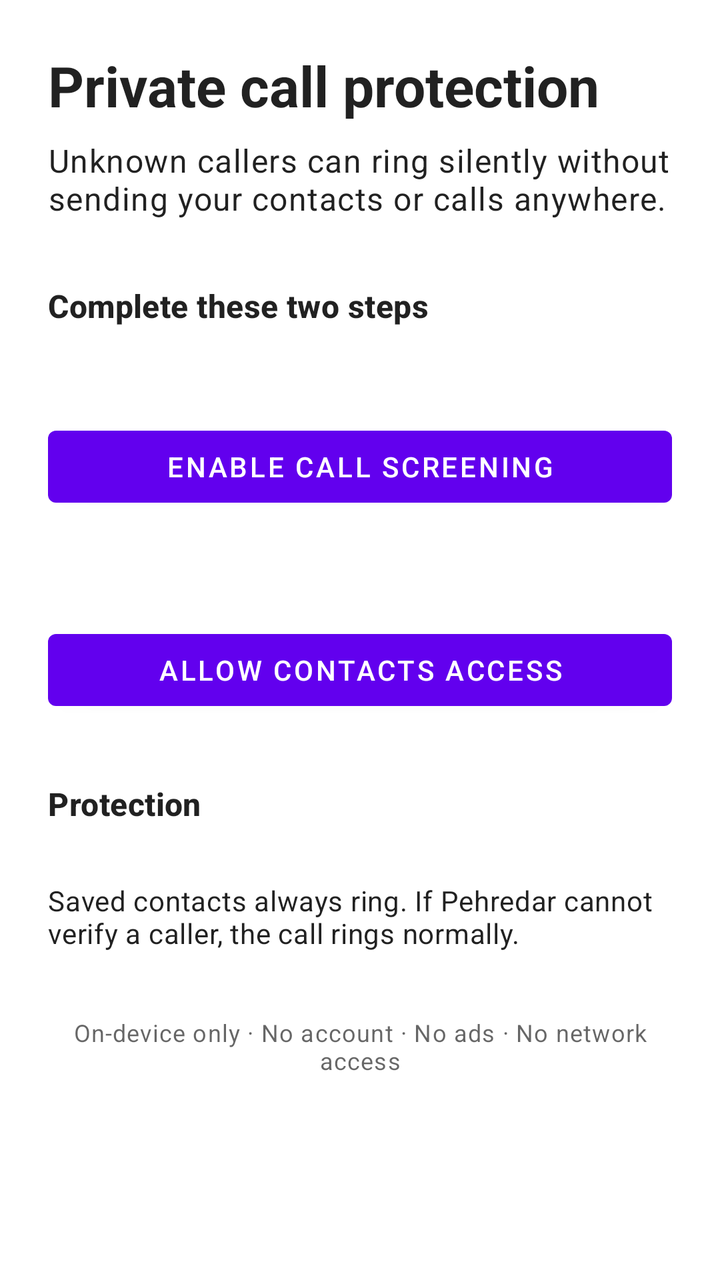
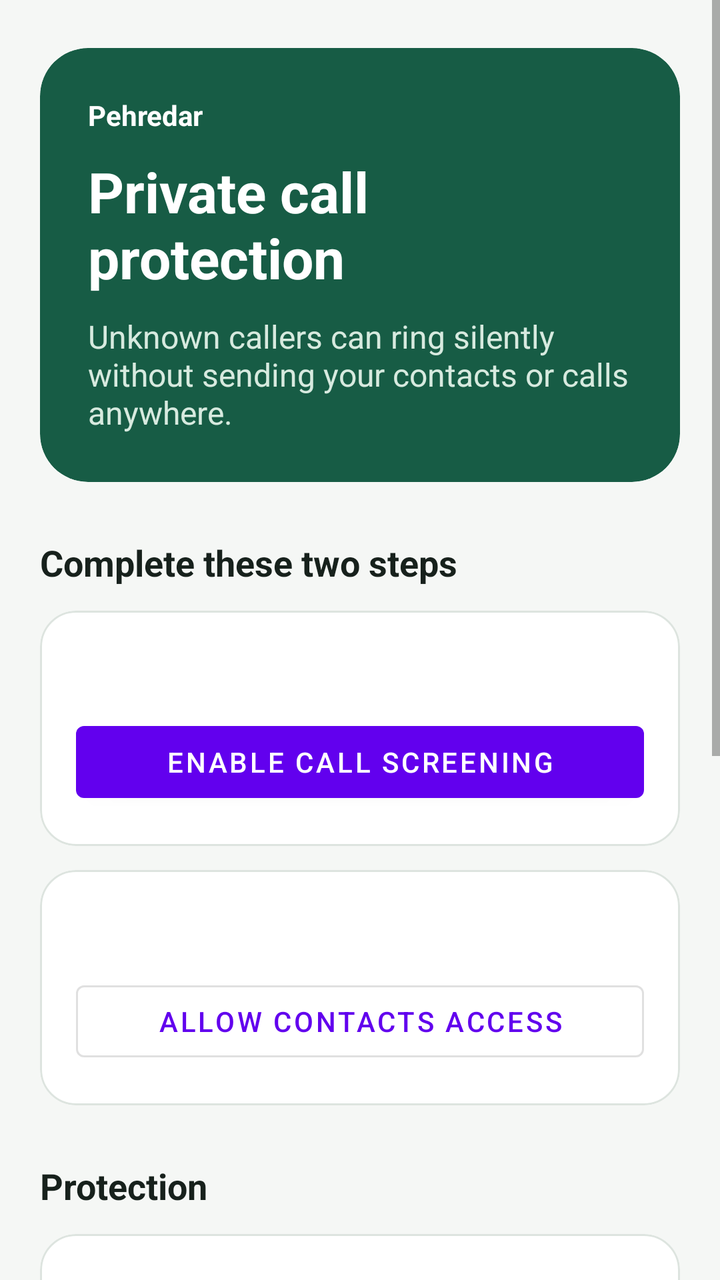

An Android layout rendered at two revisions. The XML below is the earlier revision; the diff shows what the commit changed to produce the second picture.
<!-- AndroidManifest.xml: application theme Theme.Pehredar -->
<!-- res/layout/activity_main.xml -->
<?xml version="1.0" encoding="utf-8"?>
<ScrollView xmlns:android="http://schemas.android.com/apk/res/android"
    android:layout_width="match_parent"
    android:layout_height="match_parent"
    android:fillViewport="true">

<LinearLayout
    android:layout_width="match_parent"
    android:layout_height="wrap_content"
    android:orientation="vertical"
    android:padding="24dp">

    <TextView
        android:layout_width="wrap_content"
        android:layout_height="wrap_content"
        android:text="@string/screen_title"
        android:textAppearance="@style/TextAppearance.Material3.HeadlineMedium"
        android:textStyle="bold" />

    <TextView
        android:layout_width="match_parent"
        android:layout_height="wrap_content"
        android:layout_marginTop="8dp"
        android:layout_marginBottom="32dp"
        android:text="@string/screen_subtitle"
        android:textAppearance="@style/TextAppearance.Material3.BodyLarge" />

    <TextView
        android:layout_width="wrap_content"
        android:layout_height="wrap_content"
        android:layout_marginBottom="16dp"
        android:text="@string/setup_title"
        android:textAppearance="@style/TextAppearance.Material3.TitleMedium"
        android:textStyle="bold" />

    <TextView
        android:id="@+id/statusText"
        android:layout_width="match_parent"
        android:layout_height="wrap_content"
        android:textSize="16sp"
        android:layout_marginBottom="8dp" />

    <com.google.android.material.button.MaterialButton
        android:id="@+id/enableButton"
        android:layout_width="match_parent"
        android:layout_height="wrap_content"
        android:layout_marginBottom="24dp"
        android:text="@string/enable_button" />

    <TextView
        android:id="@+id/contactsStatusText"
        android:layout_width="match_parent"
        android:layout_height="wrap_content"
        android:textSize="16sp"
        android:layout_marginBottom="8dp" />

    <com.google.android.material.button.MaterialButton
        android:id="@+id/contactsButton"
        android:layout_width="match_parent"
        android:layout_height="wrap_content"
        android:layout_marginBottom="24dp"
        android:text="@string/contacts_button" />

    <TextView
        android:layout_width="wrap_content"
        android:layout_height="wrap_content"
        android:layout_marginTop="8dp"
        android:layout_marginBottom="12dp"
        android:text="@string/protection_title"
        android:textAppearance="@style/TextAppearance.Material3.TitleMedium"
        android:textStyle="bold" />

    <com.google.android.material.materialswitch.MaterialSwitch
        android:id="@+id/silenceSwitch"
        android:layout_width="match_parent"
        android:layout_height="wrap_content"
        android:text="@string/silence_unknown_switch" />

    <TextView
        android:layout_width="match_parent"
        android:layout_height="wrap_content"
        android:layout_marginTop="16dp"
        android:text="@string/safety_note"
        android:textAppearance="@style/TextAppearance.Material3.BodyMedium" />

    <TextView
        android:layout_width="match_parent"
        android:layout_height="wrap_content"
        android:layout_marginTop="32dp"
        android:gravity="center"
        android:text="@string/privacy_note"
        android:textAppearance="@style/TextAppearance.Material3.BodySmall" />

</LinearLayout>
</ScrollView>
<!-- resources referenced by this layout -->
<resources>
  <string name="contacts_button">Allow contacts access</string>
  <string name="enable_button">Enable call screening</string>
  <string name="privacy_note" translatable="false">On-device only · No account · No ads · No network access</string>
  <string name="protection_title" translatable="false">Protection</string>
  <string name="safety_note" translatable="false">Saved contacts always ring. If Pehredar cannot verify a caller, the call rings normally.</string>
  <string name="screen_subtitle" translatable="false">Unknown callers can ring silently without sending your contacts or calls anywhere.</string>
  <string name="screen_title" translatable="false">Private call protection</string>
  <string name="setup_title" translatable="false">Complete these two steps</string>
  <string name="silence_unknown_switch">Silently ring calls not in my contacts</string>
  <style name="Theme.Pehredar" parent="Theme.MaterialComponents.DayNight.NoActionBar" />
</resources>

<!-- the commit's change to res/layout/activity_main.xml (unified diff, before → after) -->
@@ -1,95 +1,231 @@
 <?xml version="1.0" encoding="utf-8"?>
 <ScrollView xmlns:android="http://schemas.android.com/apk/res/android"
+    xmlns:app="http://schemas.android.com/apk/res-auto"
     android:layout_width="match_parent"
     android:layout_height="match_parent"
+    android:background="@color/surface_background"
     android:fillViewport="true">
 
-<LinearLayout
-    android:layout_width="match_parent"
-    android:layout_height="wrap_content"
-    android:orientation="vertical"
-    android:padding="24dp">
-
-    <TextView
-        android:layout_width="wrap_content"
-        android:layout_height="wrap_content"
-        android:text="@string/screen_title"
-        android:textAppearance="@style/TextAppearance.Material3.HeadlineMedium"
-        android:textStyle="bold" />
-
-    <TextView
+    <LinearLayout
         android:layout_width="match_parent"
         android:layout_height="wrap_content"
-        android:layout_marginTop="8dp"
-        android:layout_marginBottom="32dp"
-        android:text="@string/screen_subtitle"
-        android:textAppearance="@style/TextAppearance.Material3.BodyLarge" />
-
-    <TextView
-        android:layout_width="wrap_content"
-        android:layout_height="wrap_content"
-        android:layout_marginBottom="16dp"
-        android:text="@string/setup_title"
-        android:textAppearance="@style/TextAppearance.Material3.TitleMedium"
-        android:textStyle="bold" />
-
-    <TextView
-        android:id="@+id/statusText"
-        android:layout_width="match_parent"
-        android:layout_height="wrap_content"
-        android:textSize="16sp"
-        android:layout_marginBottom="8dp" />
-
-    <com.google.android.material.button.MaterialButton
-        android:id="@+id/enableButton"
-        android:layout_width="match_parent"
-        android:layout_height="wrap_content"
-        android:layout_marginBottom="24dp"
-        android:text="@string/enable_button" />
-
-    <TextView
-        android:id="@+id/contactsStatusText"
-        android:layout_width="match_parent"
-        android:layout_height="wrap_content"
-        android:textSize="16sp"
-        android:layout_marginBottom="8dp" />
-
-    <com.google.android.material.button.MaterialButton
-        android:id="@+id/contactsButton"
-        android:layout_width="match_parent"
-        android:layout_height="wrap_content"
-        android:layout_marginBottom="24dp"
-        android:text="@string/contacts_button" />
-
-    <TextView
-        android:layout_width="wrap_content"
-        android:layout_height="wrap_content"
-        android:layout_marginTop="8dp"
-        android:layout_marginBottom="12dp"
-        android:text="@string/protection_title"
-        android:textAppearance="@style/TextAppearance.Material3.TitleMedium"
-        android:textStyle="bold" />
-
-    <com.google.android.material.materialswitch.MaterialSwitch
-        android:id="@+id/silenceSwitch"
-        android:layout_width="match_parent"
-        android:layout_height="wrap_content"
-        android:text="@string/silence_unknown_switch" />
-
-    <TextView
-        android:layout_width="match_parent"
-        android:layout_height="wrap_content"
-        android:layout_marginTop="16dp"
-        android:text="@string/safety_note"
-        android:textAppearance="@style/TextAppearance.Material3.BodyMedium" />
-
-    <TextView
-        android:layout_width="match_parent"
-        android:layout_height="wrap_content"
-        android:layout_marginTop="32dp"
-        android:gravity="center"
-        android:text="@string/privacy_note"
-        android:textAppearance="@style/TextAppearance.Material3.BodySmall" />
-
-</LinearLayout>
+        android:orientation="vertical"
+        android:paddingStart="20dp"
+        android:paddingTop="24dp"
+        android:paddingEnd="20dp"
+        android:paddingBottom="32dp">
+
+        <com.google.android.material.card.MaterialCardView
+            android:layout_width="match_parent"
+            android:layout_height="wrap_content"
+            app:cardBackgroundColor="@color/brand_green"
+            app:cardCornerRadius="24dp"
+            app:cardElevation="0dp">
+
+            <LinearLayout
+                android:layout_width="match_parent"
+                android:layout_height="wrap_content"
+                android:orientation="vertical"
+                android:padding="24dp">
+
+                <TextView
+                    android:layout_width="wrap_content"
+                    android:layout_height="wrap_content"
+                    android:text="@string/app_name"
+                    android:textColor="@android:color/white"
+                    android:textSize="14sp"
+                    android:textStyle="bold" />
+
+                <TextView
+                    android:layout_width="match_parent"
+                    android:layout_height="wrap_content"
+                    android:layout_marginTop="10dp"
+                    android:text="@string/screen_title"
+                    android:textColor="@android:color/white"
+                    android:textSize="28sp"
+                    android:textStyle="bold" />
+
+                <TextView
+                    android:layout_width="match_parent"
+                    android:layout_height="wrap_content"
+                    android:layout_marginTop="10dp"
+                    android:text="@string/screen_subtitle"
+                    android:textColor="@color/header_secondary"
+                    android:textSize="16sp" />
+            </LinearLayout>
+        </com.google.android.material.card.MaterialCardView>
+
+        <TextView
+            android:layout_width="wrap_content"
+            android:layout_height="wrap_content"
+            android:layout_marginTop="28dp"
+            android:layout_marginBottom="12dp"
+            android:text="@string/setup_title"
+            android:textColor="@color/text_primary"
+            android:textSize="18sp"
+            android:textStyle="bold" />
+
+        <com.google.android.material.card.MaterialCardView
+            android:layout_width="match_parent"
+            android:layout_height="wrap_content"
+            app:cardCornerRadius="18dp"
+            app:cardElevation="0dp"
+            app:strokeColor="@color/card_stroke"
+            app:strokeWidth="1dp">
+
+            <LinearLayout
+                android:layout_width="match_parent"
+                android:layout_height="wrap_content"
+                android:orientation="vertical"
+                android:padding="18dp">
+
+                <TextView
+                    android:id="@+id/statusText"
+                    android:layout_width="match_parent"
+                    android:layout_height="wrap_content"
+                    android:textSize="16sp"
+                    android:textStyle="bold" />
+
+                <com.google.android.material.button.MaterialButton
+                    android:id="@+id/enableButton"
+                    android:layout_width="match_parent"
+                    android:layout_height="wrap_content"
+                    android:layout_marginTop="12dp"
+                    android:text="@string/enable_button" />
+            </LinearLayout>
+        </com.google.android.material.card.MaterialCardView>
+
+        <com.google.android.material.card.MaterialCardView
+            android:layout_width="match_parent"
+            android:layout_height="wrap_content"
+            android:layout_marginTop="12dp"
+            app:cardCornerRadius="18dp"
+            app:cardElevation="0dp"
+            app:strokeColor="@color/card_stroke"
+            app:strokeWidth="1dp">
+
+            <LinearLayout
+                android:layout_width="match_parent"
+                android:layout_height="wrap_content"
+                android:orientation="vertical"
+                android:padding="18dp">
+
+                <TextView
+                    android:id="@+id/contactsStatusText"
+                    android:layout_width="match_parent"
+                    android:layout_height="wrap_content"
+                    android:textSize="16sp"
+                    android:textStyle="bold" />
+
+                <com.google.android.material.button.MaterialButton
+                    android:id="@+id/contactsButton"
+                    style="@style/Widget.MaterialComponents.Button.OutlinedButton"
+                    android:layout_width="match_parent"
+                    android:layout_height="wrap_content"
+                    android:layout_marginTop="12dp"
+                    android:text="@string/contacts_button" />
+            </LinearLayout>
+        </com.google.android.material.card.MaterialCardView>
+
+        <TextView
+            android:layout_width="wrap_content"
+            android:layout_height="wrap_content"
+            android:layout_marginTop="28dp"
+            android:layout_marginBottom="12dp"
+            android:text="@string/protection_title"
+            android:textColor="@color/text_primary"
+            android:textSize="18sp"
+            android:textStyle="bold" />
+
+        <com.google.android.material.card.MaterialCardView
+            android:layout_width="match_parent"
+            android:layout_height="wrap_content"
+            app:cardCornerRadius="18dp"
+            app:cardElevation="0dp"
+            app:strokeColor="@color/card_stroke"
+            app:strokeWidth="1dp">
+
+            <LinearLayout
+                android:layout_width="match_parent"
+                android:layout_height="wrap_content"
+                android:orientation="vertical"
+                android:padding="18dp">
+
+                <com.google.android.material.materialswitch.MaterialSwitch
+                    android:id="@+id/silenceSwitch"
+                    android:layout_width="match_parent"
+                    android:layout_height="wrap_content"
+                    android:text="@string/silence_unknown_switch"
+                    android:textStyle="bold" />
+
+                <TextView
+                    android:layout_width="match_parent"
+                    android:layout_height="wrap_content"
+                    android:layout_marginTop="10dp"
+                    android:text="@string/safety_note"
+                    android:textColor="@color/text_secondary"
+                    android:textSize="14sp" />
+            </LinearLayout>
+        </com.google.android.material.card.MaterialCardView>
+
+        <TextView
+            android:layout_width="wrap_content"
+            android:layout_height="wrap_content"
+            android:layout_marginTop="28dp"
+            android:layout_marginBottom="12dp"
+            android:text="@string/languages_title"
+            android:textColor="@color/text_primary"
+            android:textSize="18sp"
+            android:textStyle="bold" />
+
+        <com.google.android.material.card.MaterialCardView
+            android:layout_width="match_parent"
+            android:layout_height="wrap_content"
+            app:cardBackgroundColor="@color/language_card"
+            app:cardCornerRadius="18dp"
+            app:cardElevation="0dp">
+
+            <LinearLayout
+                android:layout_width="match_parent"
+                android:layout_height="wrap_content"
+                android:orientation="vertical"
+                android:padding="18dp">
+
+                <TextView
+                    android:layout_width="match_parent"
+                    android:layout_height="wrap_content"
+                    android:text="@string/languages_summary"
+                    android:textColor="@color/text_primary"
+                    android:textSize="15sp"
+                    android:textStyle="bold" />
+
+                <TextView
+                    android:layout_width="match_parent"
+                    android:layout_height="wrap_content"
+                    android:layout_marginTop="12dp"
+                    android:lineSpacingExtra="4dp"
+                    android:text="@string/languages_list"
+                    android:textColor="@color/text_secondary"
+                    android:textSize="14sp" />
+
+                <TextView
+                    android:layout_width="match_parent"
+                    android:layout_height="wrap_content"
+                    android:layout_marginTop="14dp"
+                    android:text="@string/languages_scope_note"
+                    android:textColor="@color/brand_green"
+                    android:textSize="14sp"
+                    android:textStyle="bold" />
+            </LinearLayout>
+        </com.google.android.material.card.MaterialCardView>
+
+        <TextView
+            android:layout_width="match_parent"
+            android:layout_height="wrap_content"
+            android:layout_marginTop="28dp"
+            android:gravity="center"
+            android:text="@string/privacy_note"
+            android:textColor="@color/text_secondary"
+            android:textSize="12sp" />
+    </LinearLayout>
 </ScrollView>
<!-- resource entries referenced after the edit -->
@@ -1,7 +1,19 @@
 <!-- resources referenced by this layout -->
 <resources>
+  <color name="brand_green">#175C45</color>
+  <color name="card_stroke">#DDE4DF</color>
+  <color name="header_secondary">#D7EADF</color>
+  <color name="language_card">#EAF4EE</color>
+  <color name="surface_background">#F5F7F5</color>
+  <color name="text_primary">#17211C</color>
+  <color name="text_secondary">#536159</color>
+  <string name="app_name" translatable="false">Pehredar</string>
   <string name="contacts_button">Allow contacts access</string>
   <string name="enable_button">Enable call screening</string>
+  <string name="languages_list" translatable="false">English · असमীয়া · বাংলা · बड़ो · डोगरी · ગુજરાતી · हिंदी · ಕನ್ನಡ · کٲشُر · कोंकणी · मैथिली · മലയാളം · মৈতৈলোন্ · मराठी · नेपाली · ଓଡ଼ିଆ · ਪੰਜਾਬੀ · संस्कृतम् · ᱥᱟᱱᱛᱟᱲᱤ · سنڌي · தமிழ் · తెలుగు · اردو</string>
+  <string name="languages_scope_note" translatable="false">Screening works regardless of spoken language because this beta checks phone numbers, not call audio.</string>
+  <string name="languages_summary" translatable="false">Core controls are localized in English and 22 Indian languages.</string>
+  <string name="languages_title" translatable="false">Language support</string>
   <string name="privacy_note" translatable="false">On-device only · No account · No ads · No network access</string>
   <string name="protection_title" translatable="false">Protection</string>
   <string name="safety_note" translatable="false">Saved contacts always ring. If Pehredar cannot verify a caller, the call rings normally.</string>
